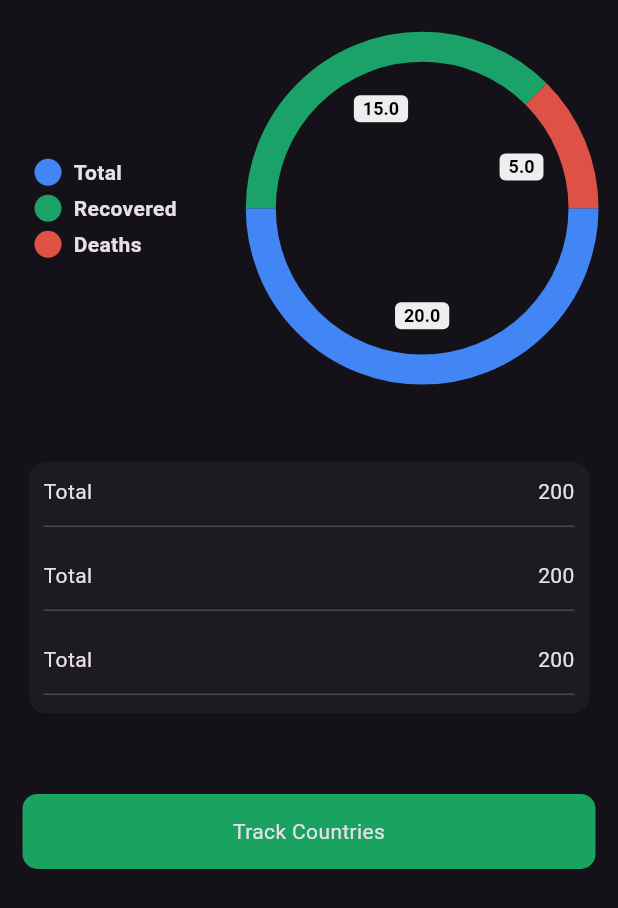
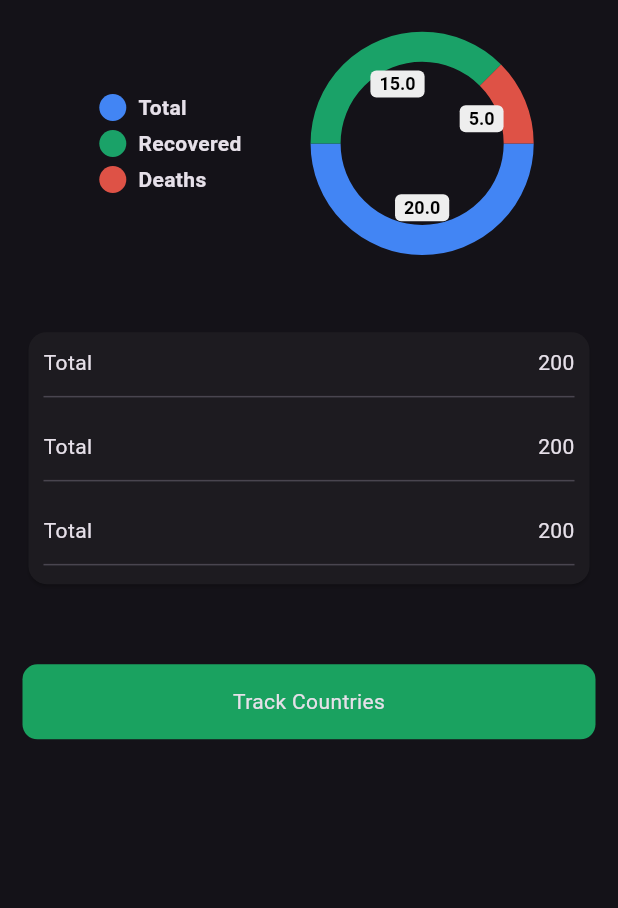
Before and after one commit to musamairshad/Covid-19-Tracker-App, a Flutter app: the screen it shows after launch, on a phone screen of 412 x 824 dp. Shown: the top 908 px of the screen. Run offline on Flutter 3.47's test engine with Material 2 defaults, Android fonts, the phone set to English and light mode, and no system bars; drawn by our look-alikes of pie_chart; our stand-ins replace flutter_spinkit.

Commit message:
world_states_screen.dart is modified.

```diff
--- a/lib/views/world_states_screen.dart
+++ b/lib/views/world_states_screen.dart
@@ -1,5 +1,7 @@
 import 'package:flutter/material.dart';
+import 'package:flutter_spinkit/flutter_spinkit.dart';
 import 'package:pie_chart/pie_chart.dart';
+import 'package:covid_19_tracker/services/states_services.dart';
 
 class WorldStatesScreen extends StatefulWidget {
   const WorldStatesScreen({super.key});
@@ -29,6 +31,7 @@ class _WorldStatesScreenState extends State<WorldStatesScreen>
 
   @override
   Widget build(BuildContext context) {
+    StatesServices statesServices = StatesServices();
     return Scaffold(
       body: SafeArea(
         child: Padding(
@@ -38,21 +41,40 @@ class _WorldStatesScreenState extends State<WorldStatesScreen>
               SizedBox(
                 height: MediaQuery.of(context).size.height * .01,
               ),
+              FutureBuilder(
+                  future: statesServices.fetchWorldStatesRecords(),
+                  builder: (ctx, snapshot) {
+                    if (snapshot.connectionState == ConnectionState.waiting) {
+                      return Expanded(
+                        flex: 1,
+                        child: SpinKitFadingCircle(
+                          color: Colors.white,
+                          size: 50.0,
+                          controller: _animationController,
+                        ),
+                      );
+                    } else {
+                      return Column(
+                        children: [
                           PieChart(
                             dataMap: const {
                               "Total": 20,
                               "Recovered": 15,
                               "Deaths": 5,
                             },
-                legendOptions:
-                    const LegendOptions(legendPosition: LegendPosition.left),
-                animationDuration: const Duration(milliseconds: 1200),
+                            chartRadius:
+                                MediaQuery.of(context).size.width / 3.2,
+                            legendOptions: const LegendOptions(
+                                legendPosition: LegendPosition.left),
+                            animationDuration:
+                                const Duration(milliseconds: 1200),
                             chartType: ChartType.ring,
                             colorList: colorsList,
                           ),
                           Padding(
                             padding: EdgeInsets.symmetric(
-                    vertical: MediaQuery.of(context).size.height * .06),
+                                vertical:
+                                    MediaQuery.of(context).size.height * .06),
                             child: Card(
                               child: Column(
                                 children: [
@@ -73,6 +95,10 @@ class _WorldStatesScreenState extends State<WorldStatesScreen>
                               child: Text("Track Countries"),
                             ),
                           ),
+                        ],
+                      );
+                    }
+                  }),
             ],
           ),
         ),
```
Lines whose indentation alone changed are shown as unchanged.
